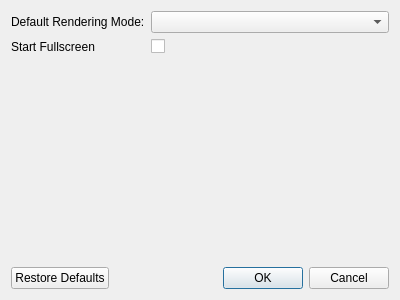
Above: DepthView-src/settingswindow.ui from chipgw/depthview before the change. Below: the same form after it.
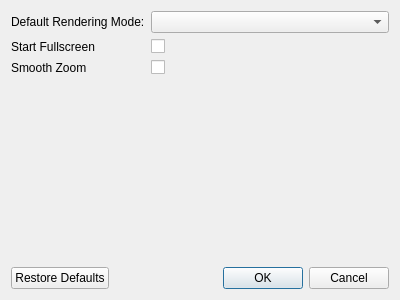
That is the form after the change. Icons and pictures are not drawn.

Commit message: added smooth zooming. removed pointless code from mono renderer.

The edit to the form file:
```diff
--- a/DepthView-src/settingswindow.ui
+++ b/DepthView-src/settingswindow.ui
@@ -43,6 +43,23 @@
      <item row="1" column="1">
       <widget class="QCheckBox" name="startFullscreenCheckBox"/>
      </item>
+     <item row="2" column="0">
+      <widget class="QLabel" name="smoothZoomLabel">
+       <property name="toolTip">
+        <string>scales the image smoothly when zooming. (may be slow)</string>
+       </property>
+       <property name="text">
+        <string>Smooth Zoom</string>
+       </property>
+      </widget>
+     </item>
+     <item row="2" column="1">
+      <widget class="QCheckBox" name="smoothZoomCheckBox">
+       <property name="toolTip">
+        <string>scales the image smoothly when zooming. (may be slow)</string>
+       </property>
+      </widget>
+     </item>
     </layout>
    </item>
    <item>
```
The commit also changes 10 other files.
